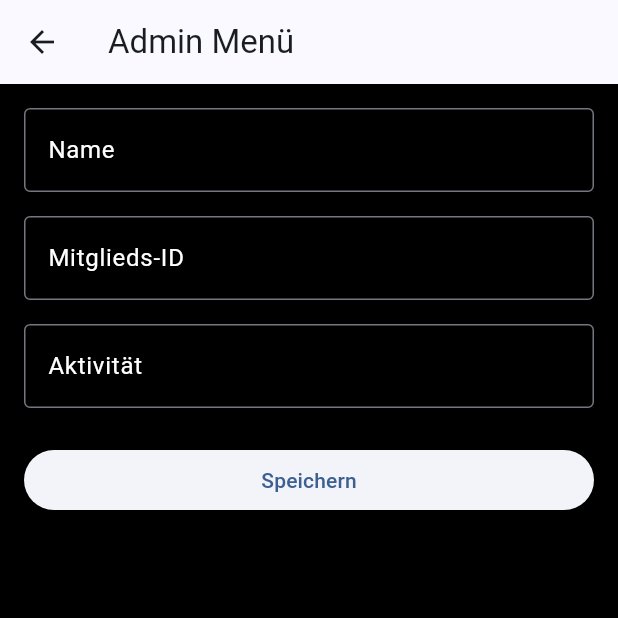
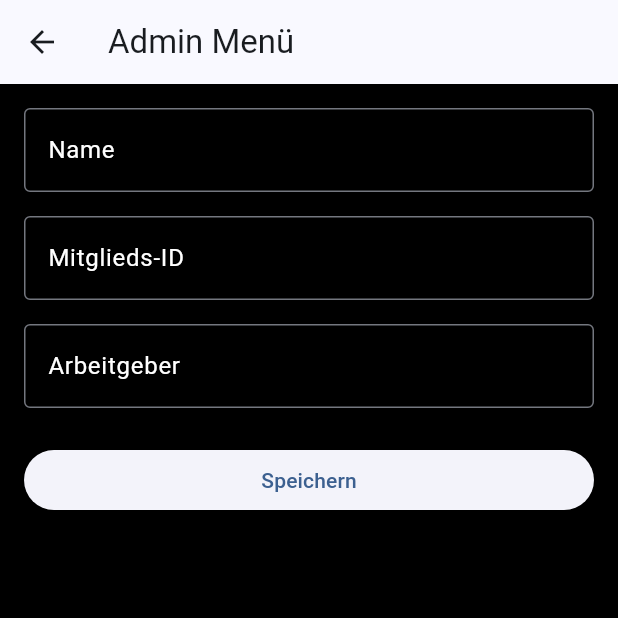
Before and after one commit to MarvinFraembs/Hanse_Fit, a Flutter app: the HiddenMenuPage screen opened directly, after a tap on "Speichern", on a phone screen of 412 x 824 dp, the top half of it. Run offline on Flutter 3.47's test engine with Material 3 defaults, Android fonts, the phone set to English and light mode, and no system bars; our stand-ins replace shared_preferences; missing offline and left inert: window_size; accounts and stored records are empty.

Commit message:
added arbeitgeber for hidden menu page

```diff
--- a/lib/screens/hidden_menu_page.dart
+++ b/lib/screens/hidden_menu_page.dart
@@ -11,7 +11,7 @@ class HiddenMenuPage extends StatefulWidget {
 class _HiddenMenuPageState extends State<HiddenMenuPage> {
   final TextEditingController _nameController = TextEditingController();
   final TextEditingController _mitgliedsIdController = TextEditingController();
-  final TextEditingController _aktivitaetController = TextEditingController();
+  final TextEditingController _unternehmenController = TextEditingController();
 
   @override
   void initState() {
@@ -24,7 +24,7 @@ class _HiddenMenuPageState extends State<HiddenMenuPage> {
     setState(() {
       _nameController.text = prefs.getString('name') ?? '';
       _mitgliedsIdController.text = prefs.getString('mitgliedsId') ?? '';
-      _aktivitaetController.text = prefs.getString('aktivitaet') ?? '';
+      _unternehmenController.text = prefs.getString('arbeitgeber') ?? '';
     });
   }
 
@@ -32,14 +32,14 @@ class _HiddenMenuPageState extends State<HiddenMenuPage> {
     final prefs = await SharedPreferences.getInstance();
     await prefs.setString('name', _nameController.text);
     await prefs.setString('mitgliedsId', _mitgliedsIdController.text);
-    await prefs.setString('aktivitaet', _aktivitaetController.text);
+    await prefs.setString('arbeitgeber', _unternehmenController.text);
   }
 
   @override
   void dispose() {
     _nameController.dispose();
     _mitgliedsIdController.dispose();
-    _aktivitaetController.dispose();
+    _unternehmenController.dispose();
     super.dispose();
   }
 
@@ -73,10 +73,10 @@ class _HiddenMenuPageState extends State<HiddenMenuPage> {
             ),
             const SizedBox(height: 16),
             TextField(
-              controller: _aktivitaetController,
+              controller: _unternehmenController,
               style: const TextStyle(color: Colors.white),
               decoration: const InputDecoration(
-                labelText: 'Aktivität',
+                labelText: 'Arbeitgeber',
                 labelStyle: TextStyle(color: Colors.white),
                 border: OutlineInputBorder(),
               ),
--- a/lib/services/app_preferences.dart
+++ b/lib/services/app_preferences.dart
@@ -11,8 +11,8 @@ class AppPreferences {
     return prefs.getString('mitgliedsId') ?? '';
   }
 
-  static Future<String> getAktivitaet() async {
+  static Future<String> getArbeitgeber() async {
     final prefs = await SharedPreferences.getInstance();
-    return prefs.getString('aktivitaet') ?? '';
+    return prefs.getString('arbeitgeber') ?? '';
   }
 }
--- a/lib/ui/pages/profil_page.dart
+++ b/lib/ui/pages/profil_page.dart
@@ -11,6 +11,7 @@ class ProfilPage extends StatefulWidget {
 class _ProfilPageState extends State<ProfilPage> {
   String _username = '';
   String _mitgliedsId = '';
+  String _arbeitgeber = '';
 
   @override
   void initState() {
@@ -21,9 +22,11 @@ class _ProfilPageState extends State<ProfilPage> {
   Future<void> _loadData() async {
     final name = await AppPreferences.getName();
     final mitgliedsId = await AppPreferences.getMitgliedsId();
+    final arbeitgeber = await AppPreferences.getArbeitgeber();
     setState(() {
       _username = name;
       _mitgliedsId = mitgliedsId;
+      _arbeitgeber = arbeitgeber;
     });
   }
 
@@ -110,8 +113,8 @@ class _ProfilPageState extends State<ProfilPage> {
                                   ),
                                 ),
                                 const SizedBox(height: 7),
-                                const Text(
-                                  'Mustermann Studios GmbH',
+                                Text(
+                                  _arbeitgeber,
                                   style: TextStyle(
                                     color: Colors.white70,
                                     fontSize: 15,
@@ -174,7 +177,7 @@ class _ProfilPageState extends State<ProfilPage> {
                       ),
                       child: Row(
                         mainAxisAlignment: MainAxisAlignment.center,
-                        children: const [
+                        children: [
                           Text(
                             'Mitglieds-ID:',
                             style: TextStyle(
@@ -185,7 +188,7 @@ class _ProfilPageState extends State<ProfilPage> {
                           ),
                           SizedBox(width: 5),
                           Text(
-                            '123456',
+                            _mitgliedsId,
                             style: TextStyle(
                               color: Colors.white,
                               fontWeight: FontWeight.w600,
```
